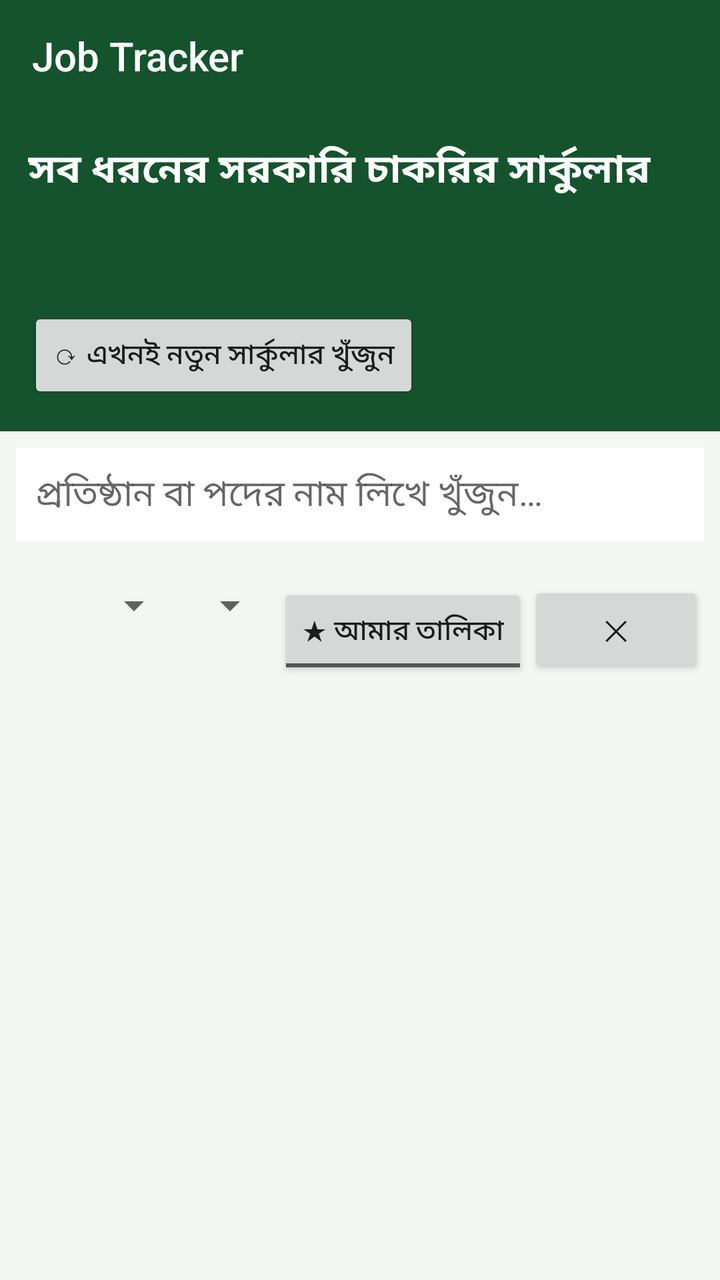
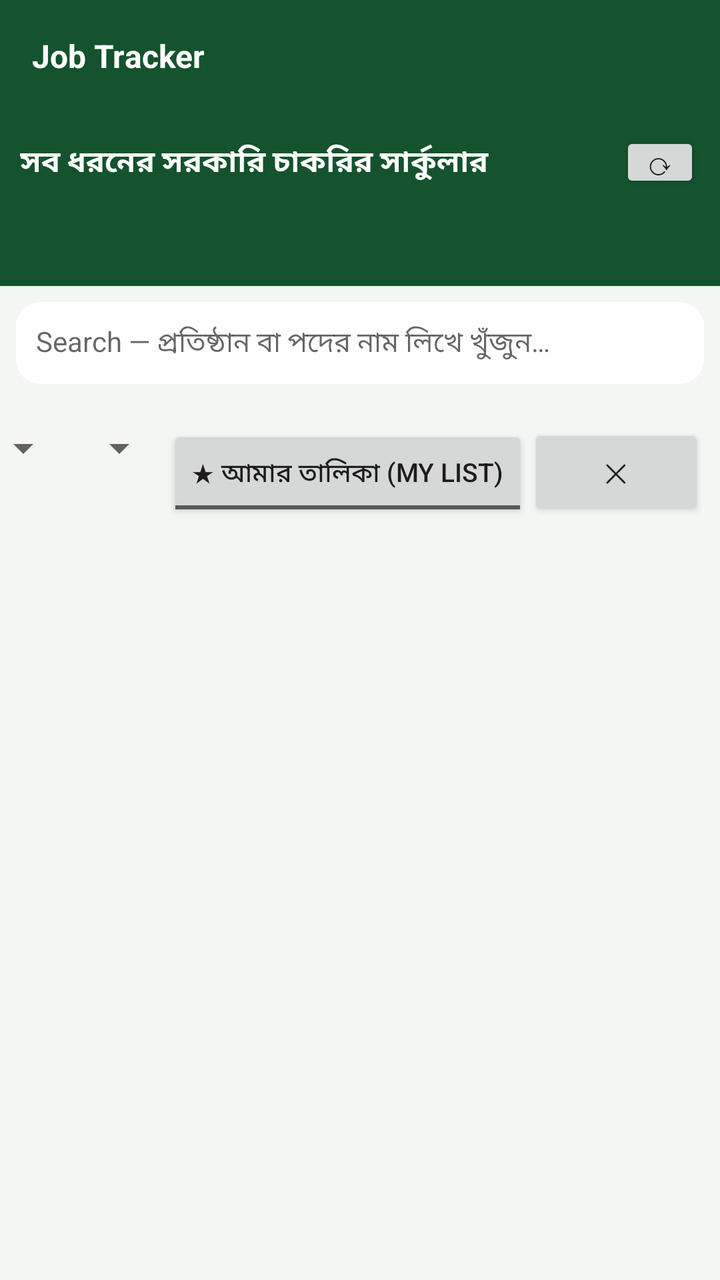

The first picture is an Android layout as it rendered before a commit; the second is the same layout after the commit. The layout source and the unified diff follow.
<!-- AndroidManifest.xml: application theme AppTheme -->
<!-- res/layout/activity_main.xml -->
<?xml version="1.0" encoding="utf-8"?>
<LinearLayout xmlns:android="http://schemas.android.com/apk/res/android"
    android:layout_width="match_parent"
    android:layout_height="match_parent"
    android:orientation="vertical"
    android:background="@color/bg">

    <android.widget.Toolbar
        android:id="@+id/toolbar"
        android:layout_width="match_parent"
        android:layout_height="?android:attr/actionBarSize"
        android:background="@color/green_dark"
        android:titleTextColor="#ffffff"
        android:title="@string/app_name" />

    <LinearLayout
        android:id="@+id/updateBanner"
        android:layout_width="match_parent"
        android:layout_height="wrap_content"
        android:orientation="horizontal"
        android:background="@color/warn_bg"
        android:padding="10dp"
        android:visibility="gone">
        <TextView
            android:id="@+id/updateText"
            android:layout_width="0dp"
            android:layout_height="wrap_content"
            android:layout_weight="1"
            android:textColor="@color/warn_text"
            android:textSize="15sp" />
        <Button
            android:id="@+id/updateBtn"
            android:layout_width="wrap_content"
            android:layout_height="wrap_content"
            android:text="আপডেট করুন"
            android:textSize="14sp" />
        <Button
            android:id="@+id/updateDismiss"
            android:layout_width="wrap_content"
            android:layout_height="wrap_content"
            android:text="✕"
            android:textSize="14sp" />
    </LinearLayout>

    <LinearLayout
        android:layout_width="match_parent"
        android:layout_height="wrap_content"
        android:orientation="vertical"
        android:background="@color/green_dark"
        android:padding="14dp">
        <TextView
            android:layout_width="wrap_content"
            android:layout_height="wrap_content"
            android:text="@string/home_title"
            android:textColor="#ffffff"
            android:textSize="20sp"
            android:textStyle="bold" />
        <TextView
            android:id="@+id/heroStats"
            android:layout_width="wrap_content"
            android:layout_height="wrap_content"
            android:textColor="#d1fae5"
            android:textSize="14sp"
            android:layout_marginTop="4dp" />
        <TextView
            android:id="@+id/heroCountdown"
            android:layout_width="wrap_content"
            android:layout_height="wrap_content"
            android:textColor="#fef9c3"
            android:textSize="14sp"
            android:textStyle="bold"
            android:layout_marginTop="4dp" />
        <Button
            android:id="@+id/refreshBtn"
            android:layout_width="wrap_content"
            android:layout_height="wrap_content"
            android:text="@string/refresh_now"
            android:layout_marginTop="8dp" />
    </LinearLayout>

    <EditText
        android:id="@+id/searchBox"
        android:layout_width="match_parent"
        android:layout_height="wrap_content"
        android:hint="@string/search_hint"
        android:inputType="text"
        android:layout_margin="8dp"
        android:background="@color/card"
        android:padding="10dp" />

    <HorizontalScrollView
        android:layout_width="match_parent"
        android:layout_height="wrap_content"
        android:scrollbars="none">
        <LinearLayout
            android:id="@+id/typeChips"
            android:layout_width="wrap_content"
            android:layout_height="wrap_content"
            android:orientation="horizontal"
            android:paddingLeft="8dp"
            android:paddingRight="8dp" />
    </HorizontalScrollView>

    <HorizontalScrollView
        android:layout_width="match_parent"
        android:layout_height="wrap_content"
        android:scrollbars="none"
        android:layout_marginTop="4dp">
        <LinearLayout
            android:id="@+id/qualChips"
            android:layout_width="wrap_content"
            android:layout_height="wrap_content"
            android:orientation="horizontal"
            android:paddingLeft="8dp"
            android:paddingRight="8dp" />
    </HorizontalScrollView>

    <LinearLayout
        android:layout_width="match_parent"
        android:layout_height="wrap_content"
        android:orientation="horizontal"
        android:padding="8dp">
        <Spinner
            android:id="@+id/sortSpinner"
            android:layout_width="0dp"
            android:layout_height="wrap_content"
            android:layout_weight="1" />
        <Spinner
            android:id="@+id/gradeSpinner"
            android:layout_width="wrap_content"
            android:layout_height="wrap_content" />
        <ToggleButton
            android:id="@+id/shortlistOnly"
            android:layout_width="wrap_content"
            android:layout_height="wrap_content"
            android:textOn="★ আমার তালিকা"
            android:textOff="★ আমার তালিকা"
            android:text="★ আমার তালিকা" />
        <Button
            android:id="@+id/clearFilters"
            android:layout_width="wrap_content"
            android:layout_height="wrap_content"
            android:text="✕" />
    </LinearLayout>

    <ListView
        android:id="@+id/list"
        android:layout_width="match_parent"
        android:layout_height="0dp"
        android:layout_weight="1"
        android:divider="@android:color/transparent"
        android:dividerHeight="8dp"
        android:paddingLeft="8dp"
        android:paddingRight="8dp"
        android:clipToPadding="false" />

    <ProgressBar
        android:id="@+id/loading"
        android:layout_width="wrap_content"
        android:layout_height="wrap_content"
        android:layout_gravity="center"
        android:visibility="gone" />

    <TextView
        android:id="@+id/emptyView"
        android:layout_width="match_parent"
        android:layout_height="wrap_content"
        android:gravity="center"
        android:padding="24dp"
        android:text="কোনো সার্কুলার পাওয়া যায়নি।"
        android:visibility="gone" />
</LinearLayout>
<!-- resources referenced by this layout -->
<resources>
  <color name="bg">#f4f6f3</color>
  <color name="card">#ffffff</color>
  <color name="green_dark">#14532d</color>
  <color name="warn_bg">#fff7cc</color>
  <color name="warn_text">#7c2d12</color>
  <string name="app_name">Job Tracker</string>
  <string name="home_title">সব ধরনের সরকারি চাকরির সার্কুলার</string>
  <string name="refresh_now">⟳ এখনই নতুন সার্কুলার খুঁজুন</string>
  <string name="search_hint">প্রতিষ্ঠান বা পদের নাম লিখে খুঁজুন…</string>
  <style name="AppTheme" parent="android:Theme.Material.Light.NoActionBar">
          <item name="android:colorPrimary">@color/green_dark</item>
          <item name="android:colorPrimaryDark">@color/green_dark</item>
          <item name="android:colorAccent">@color/green</item>
          <item name="android:windowBackground">@color/bg</item>
      </style>
  <color name="green">#16a34a</color>
</resources>

<!-- the commit's change to res/layout/activity_main.xml (unified diff, before → after) -->
@@ -3,7 +3,8 @@
     android:layout_width="match_parent"
     android:layout_height="match_parent"
     android:orientation="vertical"
-    android:background="@color/bg">
+    android:background="@color/bg"
+    android:fitsSystemWindows="true">
 
     <android.widget.Toolbar
         android:id="@+id/toolbar"
@@ -11,6 +12,7 @@
         android:layout_height="?android:attr/actionBarSize"
         android:background="@color/green_dark"
         android:titleTextColor="#ffffff"
+        android:titleTextAppearance="@style/ToolbarTitle"
         android:title="@string/app_name" />
 
     <LinearLayout
@@ -27,55 +29,76 @@
             android:layout_height="wrap_content"
             android:layout_weight="1"
             android:textColor="@color/warn_text"
-            android:textSize="15sp" />
+            android:textSize="14sp" />
         <Button
             android:id="@+id/updateBtn"
             android:layout_width="wrap_content"
             android:layout_height="wrap_content"
-            android:text="আপডেট করুন"
-            android:textSize="14sp" />
+            android:text="আপডেট করুন (Update)"
+            android:textSize="13sp" />
         <Button
             android:id="@+id/updateDismiss"
             android:layout_width="wrap_content"
             android:layout_height="wrap_content"
             android:text="✕"
-            android:textSize="14sp" />
+            android:textSize="13sp" />
     </LinearLayout>
 
+    
     <LinearLayout
         android:layout_width="match_parent"
         android:layout_height="wrap_content"
         android:orientation="vertical"
         android:background="@color/green_dark"
-        android:padding="14dp">
-        <TextView
-            android:layout_width="wrap_content"
-            android:layout_height="wrap_content"
-            android:text="@string/home_title"
-            android:textColor="#ffffff"
-            android:textSize="20sp"
-            android:textStyle="bold" />
+        android:padding="10dp">
+        <LinearLayout
+            android:layout_width="match_parent"
+            android:layout_height="wrap_content"
+            android:orientation="horizontal"
+            android:gravity="center_vertical">
+            <TextView
+                android:layout_width="0dp"
+                android:layout_height="wrap_content"
+                android:layout_weight="1"
+                android:text="@string/home_title"
+                android:textColor="#ffffff"
+                android:textSize="15sp"
+                android:textStyle="bold"
+                android:maxLines="2"
+                android:ellipsize="end"
+                android:lineSpacingMultiplier="1.1" />
+            <Button
+                android:id="@+id/refreshBtn"
+                android:layout_width="wrap_content"
+                android:layout_height="wrap_content"
+                android:minWidth="0dp"
+                android:minHeight="0dp"
+                android:text="⟳"
+                android:textSize="16sp"
+                android:contentDescription="এখনই নতুন সার্কুলার খুঁজুন (Refresh)"
+                android:paddingLeft="12dp"
+                android:paddingRight="12dp"
+                android:paddingTop="4dp"
+                android:paddingBottom="4dp"
+                android:layout_marginLeft="8dp" />
+        </LinearLayout>
         <TextView
             android:id="@+id/heroStats"
             android:layout_width="wrap_content"
             android:layout_height="wrap_content"
             android:textColor="#d1fae5"
-            android:textSize="14sp"
-            android:layout_marginTop="4dp" />
+            android:textSize="12sp"
+            android:layout_marginTop="2dp" />
         <TextView
             android:id="@+id/heroCountdown"
             android:layout_width="wrap_content"
             android:layout_height="wrap_content"
             android:textColor="#fef9c3"
-            android:textSize="14sp"
+            android:textSize="12sp"
             android:textStyle="bold"
-            android:layout_marginTop="4dp" />
-        <Button
-            android:id="@+id/refreshBtn"
-            android:layout_width="wrap_content"
-            android:layout_height="wrap_content"
-            android:text="@string/refresh_now"
-            android:layout_marginTop="8dp" />
+            android:maxLines="1"
+            android:ellipsize="end"
+            android:layout_marginTop="2dp" />
     </LinearLayout>
 
     <EditText
@@ -84,8 +107,9 @@
         android:layout_height="wrap_content"
         android:hint="@string/search_hint"
         android:inputType="text"
+        android:textSize="14sp"
         android:layout_margin="8dp"
-        android:background="@color/card"
+        android:background="@drawable/card_bg"
         android:padding="10dp" />
 
     <HorizontalScrollView
@@ -133,14 +157,16 @@
             android:id="@+id/shortlistOnly"
             android:layout_width="wrap_content"
             android:layout_height="wrap_content"
-            android:textOn="★ আমার তালিকা"
-            android:textOff="★ আমার তালিকা"
-            android:text="★ আমার তালিকা" />
+            android:textOn="★ আমার তালিকা (My List)"
+            android:textOff="★ আমার তালিকা (My List)"
+            android:text="★ আমার তালিকা (My List)"
+            android:textSize="13sp" />
         <Button
             android:id="@+id/clearFilters"
             android:layout_width="wrap_content"
             android:layout_height="wrap_content"
-            android:text="✕" />
+            android:text="✕"
+            android:textSize="13sp" />
     </LinearLayout>
 
     <ListView
@@ -152,6 +178,7 @@
         android:dividerHeight="8dp"
         android:paddingLeft="8dp"
         android:paddingRight="8dp"
+        android:paddingBottom="16dp"
         android:clipToPadding="false" />
 
     <ProgressBar
@@ -168,5 +195,6 @@
         android:gravity="center"
         android:padding="24dp"
         android:text="কোনো সার্কুলার পাওয়া যায়নি।"
+        android:textSize="14sp"
         android:visibility="gone" />
 </LinearLayout>
<!-- resource entries referenced after the edit -->
@@ -1,14 +1,23 @@
 <!-- resources referenced by this layout -->
 <resources>
   <color name="bg">#f4f6f3</color>
-  <color name="card">#ffffff</color>
   <color name="green_dark">#14532d</color>
   <color name="warn_bg">#fff7cc</color>
   <color name="warn_text">#7c2d12</color>
+  <!-- drawable card_bg (drawable) -->
+  <?xml version="1.0" encoding="utf-8"?>
+  <shape xmlns:android="http://schemas.android.com/apk/res/android"
+      android:shape="rectangle">
+      <solid android:color="#ffffff" />
+      <corners android:radius="12dp" />
+  </shape>
   <string name="app_name">Job Tracker</string>
   <string name="home_title">সব ধরনের সরকারি চাকরির সার্কুলার</string>
-  <string name="refresh_now">⟳ এখনই নতুন সার্কুলার খুঁজুন</string>
-  <string name="search_hint">প্রতিষ্ঠান বা পদের নাম লিখে খুঁজুন…</string>
+  <string name="search_hint">Search — প্রতিষ্ঠান বা পদের নাম লিখে খুঁজুন…</string>
+  <style name="ToolbarTitle">
+          <item name="android:textSize">16sp</item>
+          <item name="android:textStyle">bold</item>
+      </style>
   <style name="AppTheme" parent="android:Theme.Material.Light.NoActionBar">
           <item name="android:colorPrimary">@color/green_dark</item>
           <item name="android:colorPrimaryDark">@color/green_dark</item>
